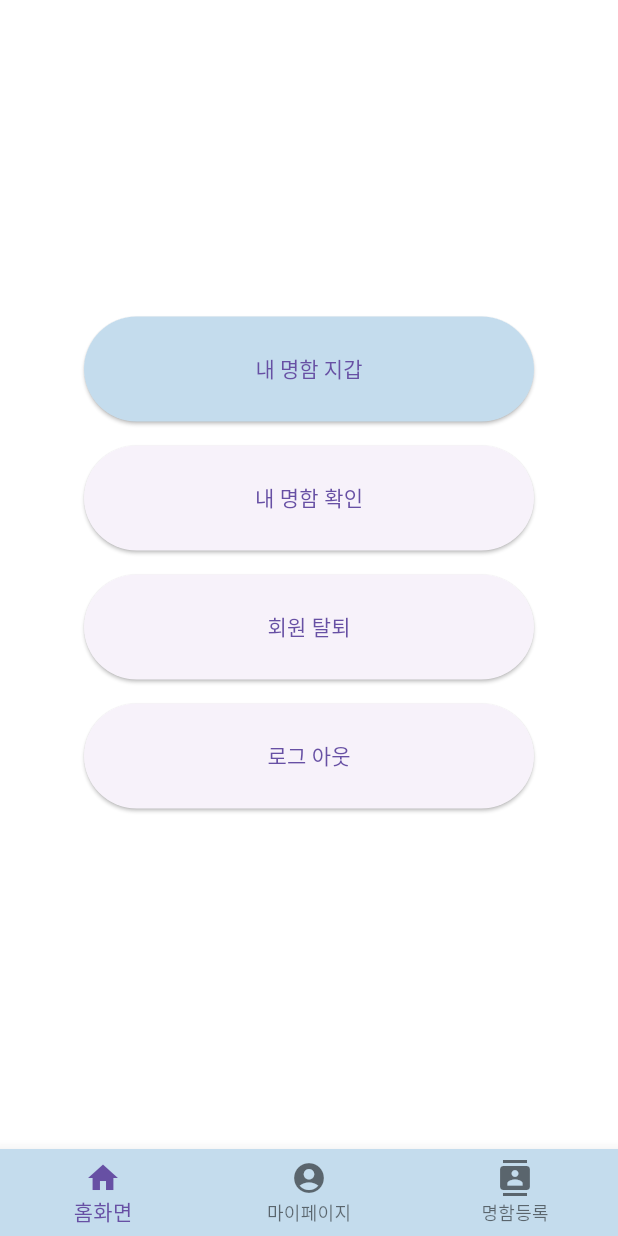
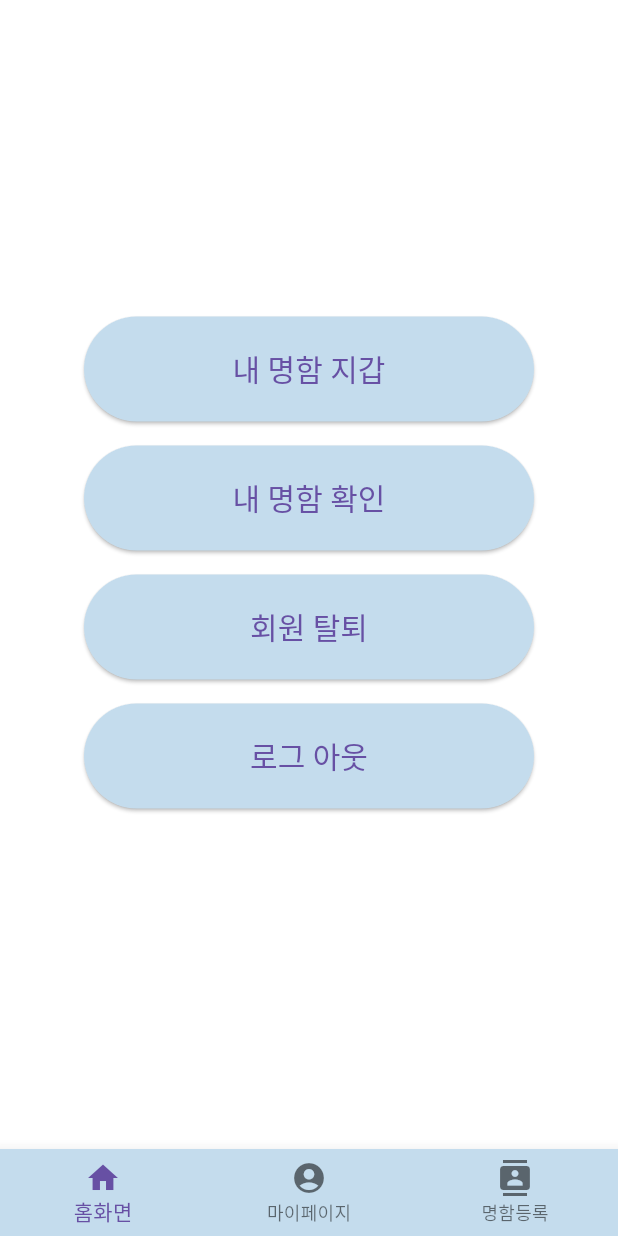
Before and after one commit to netCard-TUK/frontend, a Flutter app: the MyPage screen opened by its route, on a phone screen of 412 x 824 dp. Run offline on Flutter 3.47's test engine with Material 3 defaults, Android fonts, the phone set to English and light mode, and no system bars; our stand-ins replace get, get_storage, image_picker; accounts and stored records are empty.

Commit message:
마이페이지 화면 구현

```diff
--- a/lib/src/view/mypageView.dart
+++ b/lib/src/view/mypageView.dart
@@ -36,8 +36,9 @@ class _MyPage extends State<MyPage> {
               style: ElevatedButton.styleFrom(
                 fixedSize: Size(300, 70),
                 backgroundColor: Color(0xffC4DCED),
-                textStyle: TextStyle(
+                textStyle: const TextStyle(
                   color: Colors.black,
+                  fontSize: 20,
                 ), // 원하는 크기 설정
               ),
             ),
@@ -49,7 +50,12 @@ class _MyPage extends State<MyPage> {
               onPressed: _cardsSubmitForm,
               child: Text('내 명함 확인'),
               style: ElevatedButton.styleFrom(
-                fixedSize: Size(300, 70), // 원하는 크기 설정
+                fixedSize: Size(300, 70),
+                backgroundColor: Color(0xffC4DCED),
+                textStyle: const TextStyle(
+                  color: Colors.black,
+                  fontSize: 20,
+                ), // 원하는 크기 설정
               ),
             ),
             const SizedBox(height: 16),
@@ -60,7 +66,12 @@ class _MyPage extends State<MyPage> {
               },
               child: Text('회원 탈퇴'),
               style: ElevatedButton.styleFrom(
-                fixedSize: Size(300, 70), // 원하는 크기 설정
+                fixedSize: Size(300, 70),
+                backgroundColor: Color(0xffC4DCED),
+                textStyle: const TextStyle(
+                  color: Colors.black,
+                  fontSize: 20,
+                ), // 원하는 크기 설정
               ),
             ),
             const SizedBox(height: 16),
@@ -71,7 +82,12 @@ class _MyPage extends State<MyPage> {
               },
               child: Text('로그 아웃'),
               style: ElevatedButton.styleFrom(
-                fixedSize: Size(300, 70), // 원하는 크기 설정
+                fixedSize: Size(300, 70),
+                backgroundColor: Color(0xffC4DCED),
+                textStyle: const TextStyle(
+                  color: Colors.black,
+                  fontSize: 20,
+                ), // 원하는 크기 설정
               ),
             ),
             const SizedBox(height: 16),
```
Also changed, not shown: lib/src/view/app.dart (+9 -5 lines), lib/main.dart (line endings or trailing spaces), 1 other file.
